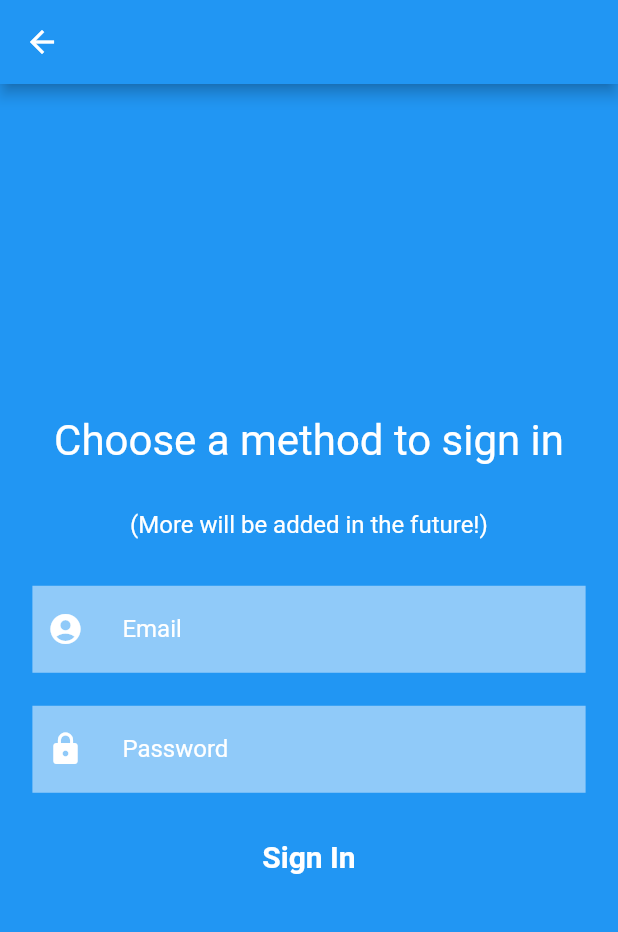
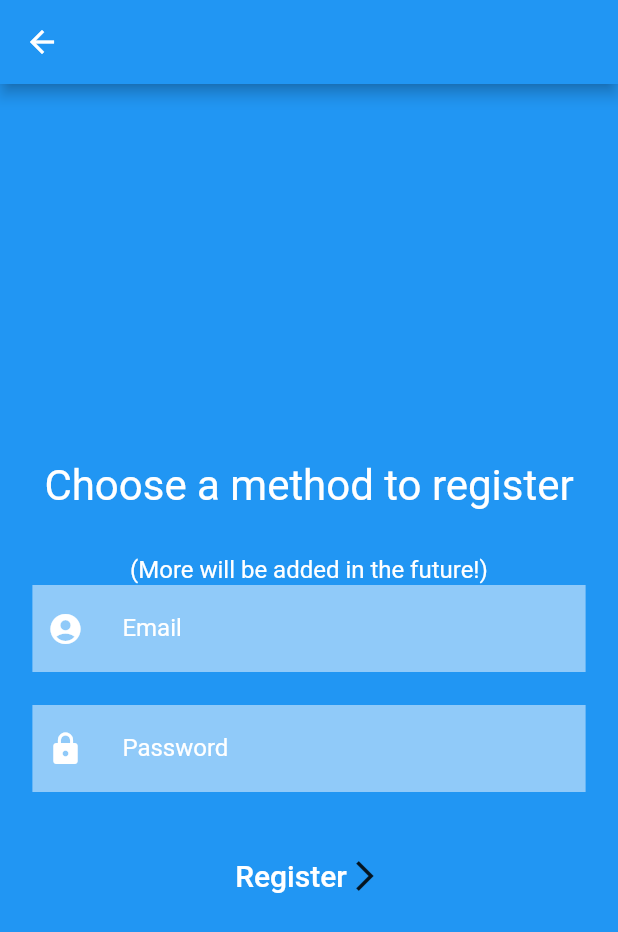
Before and after one commit to anujchoudhary-17/green_panther_hackathon, a Flutter app: the screen it shows after launch, after a tap on the "add" icon, on a phone screen of 412 x 824 dp. Shown: the top 932 px of the screen. Run offline on Flutter 3.47's test engine with Material 2 defaults, Android fonts, the phone set to English and light mode, and no system bars; our stand-ins replace cloud_firestore, firebase_auth, firebase_core; accounts and stored records are empty; network calls fail.

Commit message:
Register implemented

```diff
--- a/green_panther/lib/main.dart
+++ b/green_panther/lib/main.dart
@@ -57,7 +57,7 @@ class _MyHomePageState extends State<MyHomePage> {
 
   void _incrementCounter() {
     setState(() {
-      NavigationHelper().navigateToSignIn(context);
+      NavigationHelper().navigateToRegister(context);
       _counter++;
     });
   }
--- /dev/null
+++ b/green_panther/lib/registerView/registerController.dart
@@ -0,0 +1,19 @@
+import 'package:green_panther/models/user_model.dart';
+import 'package:green_panther/sessions/userSession.dart';
+
+
+class RegisterController {
+  UserSession userSession = new UserSession();
+
+
+  void writeUserData(String email,String userId) {
+    User userData =
+    new User(email: email,userId: userId, totalPoints: 0);
+    userSession.pushNewUser(userData);
+  }
+
+  Future getUserData(String userId) {
+    return userSession.getUser(userId);
+  }
+
+}
--- /dev/null
+++ b/green_panther/lib/registerView/registerView.dart
@@ -0,0 +1,145 @@
+import 'package:flutter/cupertino.dart';
+import 'package:flutter/material.dart';
+
+import 'package:firebase_auth/firebase_auth.dart';
+import 'package:green_panther/registerView/registerController.dart';
+import 'package:green_panther/utils/NavigationHelper.dart';
+
+import 'package:green_panther/main.dart';
+import 'package:green_panther/singleton.dart' as singleton;
+
+
+class Register extends StatefulWidget {
+  const Register({Key? key}) : super(key: key);
+
+  @override
+  _RegisterState createState() => _RegisterState();
+}
+
+class _RegisterState extends State<Register> {
+
+  RegisterController _controller = RegisterController();
+
+
+  @override
+  void initState() {
+    // TODO: implement initState
+
+    super.initState();
+  }
+
+
+
+  final TextEditingController emailController = TextEditingController();
+  final TextEditingController passwordController = TextEditingController();
+
+
+  @override
+  Widget build(BuildContext context) {
+    return Scaffold(
+
+        appBar: AppBar(),
+
+        body: SingleChildScrollView(
+          physics: ClampingScrollPhysics(parent: NeverScrollableScrollPhysics()),
+          child: Container(
+            height:MediaQuery.of(context).size.height *1,
+            color: Colors.blue[500],
+            child: Column(
+                mainAxisAlignment: MainAxisAlignment.center,
+                children: <Widget>[
+                  Text(
+                      "Choose a method to register",
+                      textAlign: TextAlign.center,
+                      style: TextStyle(color: Colors.white, fontSize: 28)
+                  ),
+
+                  SizedBox(height: 30),
+
+                  Text(
+                      "(More will be added in the future!)",
+                      textAlign: TextAlign.center,
+                      style: TextStyle(color: Colors.white, fontSize: 16)
+                  ),
+
+
+                  _buildTextField(emailController, Icons.account_circle, 'Email', false),
+
+                  SizedBox(height: 20),
+
+                  _buildTextField(passwordController, Icons.lock, "Password", true),
+
+                  SizedBox(height: 30),
+
+
+                  MaterialButton(
+                      elevation: 0,
+                      height: 50,
+                      onPressed: () async {
+                        User? firebaseUser;
+                        final userCredential = await firebaseAuth.createUserWithEmailAndPassword(email: emailController.text.trim(), password: passwordController.text.trim());
+                        firebaseUser = userCredential.user;
+                        singleton.currentUser = firebaseUser;
+                        _controller.writeUserData(emailController.text.trim(), singleton.currentUser!.uid);
+                        print(firebaseUser?.email);
+                        NavigationHelper().navigateToSignIn(context);
+                      },
+
+                      color: Colors.blue,
+
+                      child: Row(
+                          mainAxisAlignment: MainAxisAlignment.center,
+                          children: <Widget>[
+                            Text(
+                                "Register",
+                                style: TextStyle(color: Colors.white, fontSize: 20)
+                            ),
+                            Icon(Icons.arrow_forward_ios)
+                          ]
+                      )
+
+                  ),
+
+                  SizedBox(height: 20),
+
+
+
+                ]
+            ),
+          ),
+        )
+    );
+
+
+  }
+
+
+
+  _buildTextField(
+      TextEditingController controller, IconData icon, String labelText, obscured) {
+    return Container(
+      margin: EdgeInsets.symmetric(horizontal: MediaQuery.of(context).size.height *
+          0.025,),
+      padding: EdgeInsets.symmetric(horizontal: 10, vertical: 5),
+      decoration: BoxDecoration(
+          color:  Colors.blue[200], border: Border.all(color: Colors.blue)),
+      child: TextField(
+        controller: controller,
+        style: TextStyle(color: Colors.white),
+        enableSuggestions: false,
+        autocorrect: false,
+        obscureText: obscured,
+        decoration: InputDecoration(
+            contentPadding: EdgeInsets.symmetric(horizontal: 10),
+            labelText: labelText,
+            labelStyle: TextStyle(color: Colors.white),
+            icon: Icon(
+              icon,
+              color: Colors.white,
+            ),
+            // prefix: Icon(icon),
+            border: InputBorder.none),
+      ),
+    );
+  }
+}
--- a/green_panther/lib/utils/NavigationHelper.dart
+++ b/green_panther/lib/utils/NavigationHelper.dart
@@ -1,6 +1,7 @@
 import 'package:flutter/cupertino.dart';
 import 'package:flutter/material.dart';
 import 'package:green_panther/homeView/homeView.dart';
+import 'package:green_panther/registerView/registerView.dart';
 import 'package:green_panther/signIn/signInView.dart';
 
 
@@ -12,7 +13,12 @@ class NavigationHelper{
       MaterialPageRoute(builder: (context) => SignInView()),
     );
   }
-
+ void navigateToRegister(BuildContext context) {
+   Navigator.push(
+     context,
+     MaterialPageRoute(builder: (context) => Register()),
+   );
+ }
 
   void navigateToHome(BuildContext context) {
     Navigator.push(
```
Also changed, not shown: green_panther/lib/sessions/userSession.dart (added, +54 -0 lines), 1 other file.
